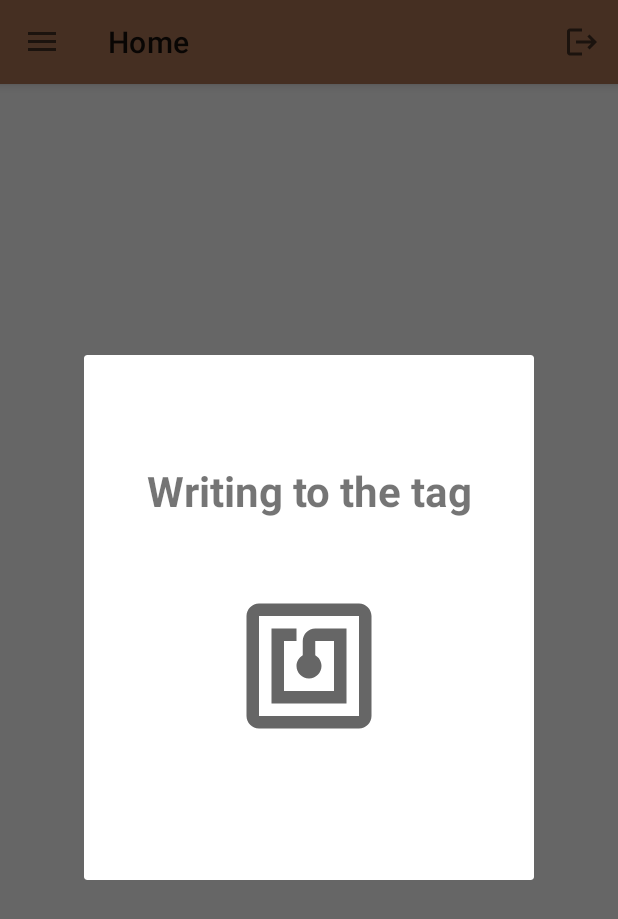
After one commit to Sokols/WarehouseAssistant_AndroidApp, an Android app: the fragment WriteNfcDialog placed in its activity, on a phone screen of 412 x 824 dp. The commit adds this screen. Shown: the top 919 px of the screen. Run offline under Robolectric (Android 15) with nearby library versions, the phone set to English and light mode, and no system bars; our stand-ins replace Dagger/Hilt's generated code, data binding, navigation-ui.

Commit message:
Implemented writing to the nfc tags

```diff
--- a/app/src/main/java/pl/sokols/warehouseassistant/ui/main/MainActivity.kt
+++ b/app/src/main/java/pl/sokols/warehouseassistant/ui/main/MainActivity.kt
@@ -23,7 +23,7 @@ class MainActivity : AppCompatActivity() {
 
     private lateinit var navController: NavController
     private lateinit var binding: MainActivityBinding
-    private lateinit var nfcAdapter: NfcAdapter
+    private var nfcAdapter: NfcAdapter? = null
     private val viewModel: MainViewModel by viewModels()
 
     override fun onCreate(savedInstanceState: Bundle?) {
@@ -44,7 +44,7 @@ class MainActivity : AppCompatActivity() {
     override fun onNewIntent(intent: Intent?) {
         super.onNewIntent(intent)
         intent?.action = ACTION_NDEF_DISCOVERED
-        retrieveIntent(intent)
+        NFCUtil.retrieveIntent(supportFragmentManager, intent)
     }
 
     private fun setup() {
@@ -80,16 +80,4 @@ class MainActivity : AppCompatActivity() {
             }
         }
     }
-
-    private fun retrieveIntent(intent: Intent?) {
-        val navHost = supportFragmentManager.findFragmentById(R.id.main_nav_host_fragment)
-        navHost?.let { navFragment ->
-            navFragment.childFragmentManager.primaryNavigationFragment?.let { fragment ->
-                if (fragment is ItemsFragment) {
-                    fragment.retrieveIntent(intent)
-                }
-            }
-        }
-    }
-
 }
--- a/app/src/main/java/pl/sokols/warehouseassistant/ui/main/items/ItemAddEditDialog.kt
+++ b/app/src/main/java/pl/sokols/warehouseassistant/ui/main/items/dialogs/ItemAddEditDialog.kt
@@ -1,4 +1,4 @@
-package pl.sokols.warehouseassistant.ui.main.items
+package pl.sokols.warehouseassistant.ui.main.items.dialogs
 
 import android.os.Bundle
 import android.view.LayoutInflater
--- /dev/null
+++ b/app/src/main/java/pl/sokols/warehouseassistant/ui/main/items/dialogs/WriteNfcDialog.kt
@@ -0,0 +1,31 @@
+package pl.sokols.warehouseassistant.ui.main.items.dialogs
+
+import android.os.Bundle
+import android.view.LayoutInflater
+import android.view.View
+import android.view.ViewGroup
+import androidx.fragment.app.DialogFragment
+import pl.sokols.warehouseassistant.R
+import pl.sokols.warehouseassistant.data.models.Item
+import pl.sokols.warehouseassistant.databinding.AddEditItemDialogBinding
+import pl.sokols.warehouseassistant.databinding.WriteNfcDialogBinding
+import pl.sokols.warehouseassistant.utils.OnItemClickListener
+
+class WriteNfcDialog() : DialogFragment() {
+
+    private lateinit var dialogBinding: WriteNfcDialogBinding
+
+    override fun onPause() {
+        super.onPause()
+        dismiss()
+    }
+
+    override fun onCreateView(
+        inflater: LayoutInflater,
+        container: ViewGroup?,
+        savedInstanceState: Bundle?
+    ): View {
+        dialogBinding = WriteNfcDialogBinding.inflate(inflater, container, false)
+        return dialogBinding.root
+    }
+}
--- /dev/null
+++ b/app/src/main/res/drawable/ic_baseline_nfc_24.xml
@@ -0,0 +1,10 @@
+<vector xmlns:android="http://schemas.android.com/apk/res/android"
+    android:width="24dp"
+    android:height="24dp"
+    android:viewportWidth="24"
+    android:viewportHeight="24"
+    android:tint="?attr/colorControlNormal">
+  <path
+      android:fillColor="@android:color/white"
+      android:pathData="M20,2L4,2c-1.1,0 -2,0.9 -2,2v16c0,1.1 0.9,2 2,2h16c1.1,0 2,-0.9 2,-2L22,4c0,-1.1 -0.9,-2 -2,-2zM20,20L4,20L4,4h16v16zM18,6h-5c-1.1,0 -2,0.9 -2,2v2.28c-0.6,0.35 -1,0.98 -1,1.72 0,1.1 0.9,2 2,2s2,-0.9 2,-2c0,-0.74 -0.4,-1.38 -1,-1.72L13,8h3v8L8,16L8,8h2L10,6L6,6v12h12L18,6z"/>
+</vector>
--- /dev/null
+++ b/app/src/main/res/layout/write_nfc_dialog.xml
@@ -0,0 +1,43 @@
+<?xml version="1.0" encoding="utf-8"?>
+<layout xmlns:android="http://schemas.android.com/apk/res/android"
+    xmlns:app="http://schemas.android.com/apk/res-auto">
+
+    <androidx.constraintlayout.widget.ConstraintLayout
+        android:layout_width="match_parent"
+        android:layout_height="wrap_content"
+        android:minWidth="300dp"
+        android:minHeight="350dp"
+        android:padding="@dimen/default_padding">
+
+        <TextView
+            android:id="@+id/writingToTheTagTitle"
+            android:layout_width="wrap_content"
+            android:layout_height="wrap_content"
+            android:layout_marginBottom="@dimen/large_padding"
+            android:padding="@dimen/default_padding"
+            android:text="@string/writing_to_the_tag"
+            android:textSize="28sp"
+            android:gravity="center"
+            android:textStyle="bold"
+            app:layout_constraintBottom_toTopOf="@+id/nfcTagButton"
+            app:layout_constraintEnd_toEndOf="parent"
+            app:layout_constraintStart_toStartOf="parent"
+            app:layout_constraintTop_toTopOf="parent"
+            app:layout_constraintVertical_bias="1.0" />
+
+        <ImageView
+            android:id="@+id/nfcTagButton"
+            android:layout_width="wrap_content"
+            android:layout_height="wrap_content"
+            android:layout_marginTop="@dimen/very_large_padding"
+            android:contentDescription="@string/nfc_tag_image"
+            android:minWidth="100dp"
+            android:minHeight="100dp"
+            app:layout_constraintBottom_toBottomOf="parent"
+            app:layout_constraintEnd_toEndOf="parent"
+            app:layout_constraintStart_toStartOf="parent"
+            app:layout_constraintTop_toTopOf="parent"
+            app:srcCompat="@drawable/ic_baseline_nfc_24" />
+
+    </androidx.constraintlayout.widget.ConstraintLayout>
+</layout>
--- a/app/src/main/res/values/dimens.xml
+++ b/app/src/main/res/values/dimens.xml
@@ -3,4 +3,5 @@
     <dimen name="large_padding">32dp</dimen>
     <dimen name="small_padding">8dp</dimen>
     <dimen name="very_small_padding">4dp</dimen>
+    <dimen name="very_large_padding">64dp</dimen>
 </resources>
--- a/app/src/main/res/values/strings.xml
+++ b/app/src/main/res/values/strings.xml
@@ -26,4 +26,7 @@
     <string name="undo">Undo</string>
     <string name="inventory">Inventory</string>
     <string name="amount">Amount</string>
+    <string name="nfc_tag_image">NFC Tag Image</string>
+    <string name="writing_to_the_tag">Writing to the tag</string>
+    <string name="provide_nfc_dialog">provide_nfc_dialog</string>
 </resources>
```
Also changed, not shown: app/src/main/java/pl/sokols/warehouseassistant/ui/main/items/ItemsFragment.kt (+17 -3 lines), app/src/main/java/pl/sokols/warehouseassistant/ui/main/items/ItemsViewModel.kt (+19 -4 lines), app/src/main/java/pl/sokols/warehouseassistant/ui/main/items/adapters/ItemListAdapter.kt (+9 -4 lines), app/src/main/java/pl/sokols/warehouseassistant/utils/NFCUtil.kt (+23 -4 lines), app/src/main/res/layout/item.xml (+17 -1 lines), 1 other file.
